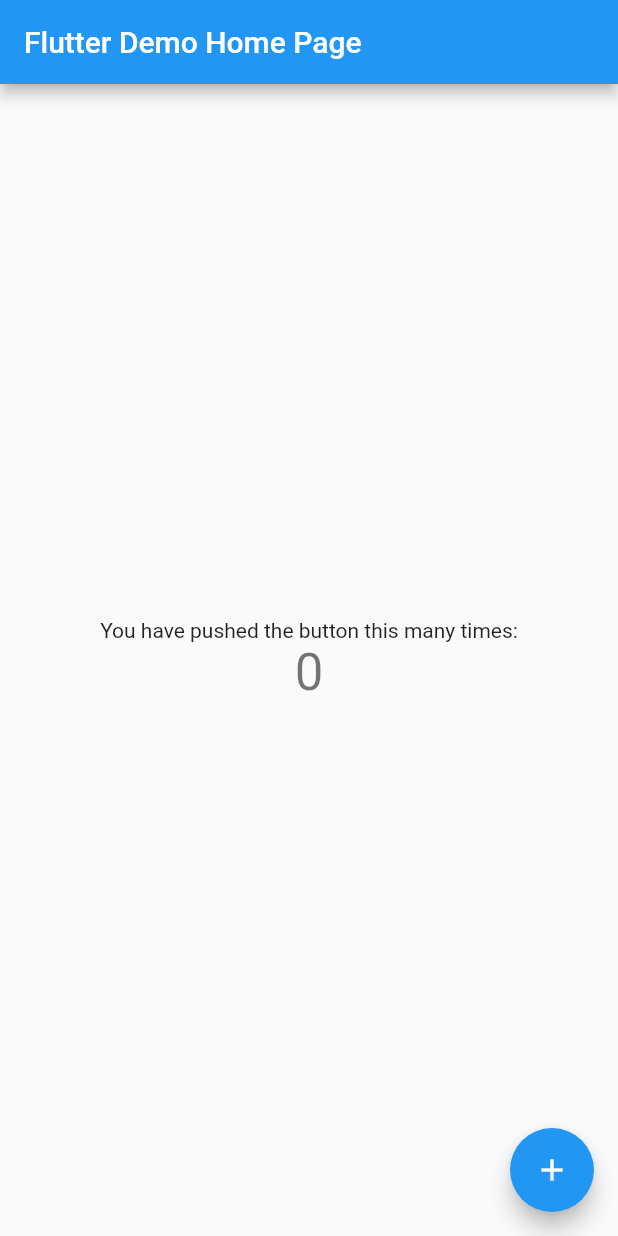
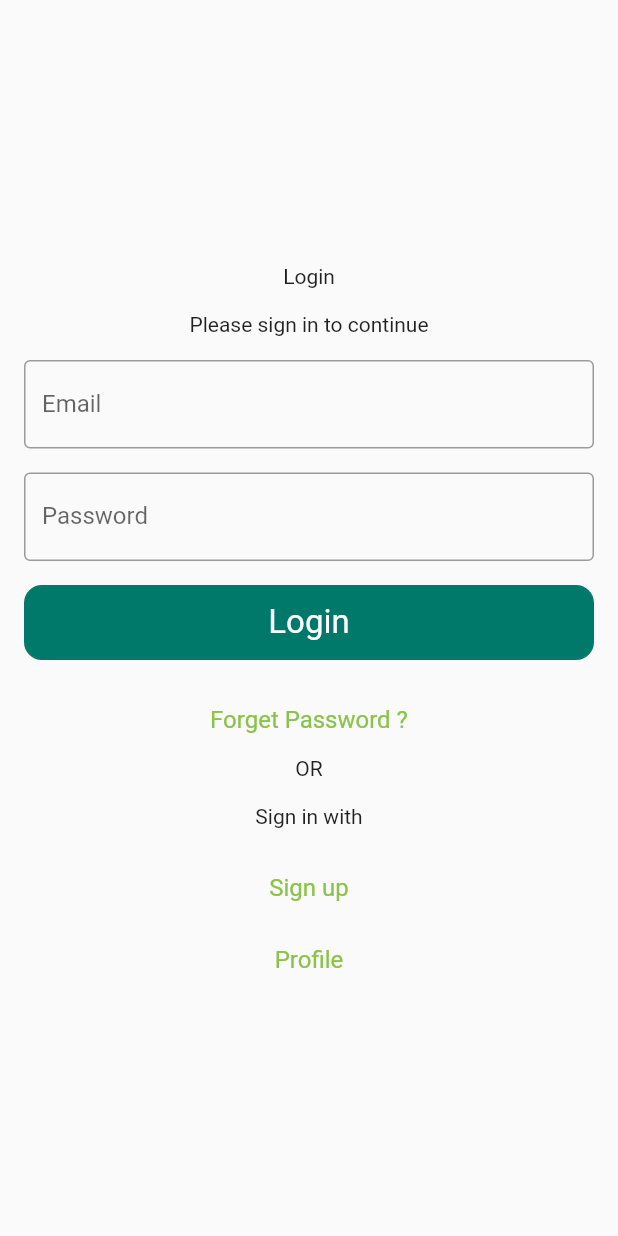
Before and after one commit to ChandraChaan/skedaddle, a Flutter app: the screen it shows after launch, on a phone screen of 412 x 824 dp. Run offline on Flutter 3.47's test engine with Material 2 defaults, Android fonts, the phone set to English and light mode, and no system bars; our stand-ins replace get.

Commit message:
login chages

```diff
--- /dev/null
+++ b/lib/Common/Button.dart
@@ -0,0 +1,31 @@
+import 'package:flutter/material.dart';
+
+class themeButton extends StatelessWidget {
+  final String name;
+  void Function() onClick;
+  themeButton({
+    Key key,
+    this.name, this.onClick,
+  }) : super(key: key);
+  @override
+  Widget build(BuildContext context) {
+    return GestureDetector(
+      onTap: onClick,
+      child: Container(
+        decoration: BoxDecoration(
+            color: Colors.teal[700],
+            border: Border.all(
+              color: Colors.teal[700],
+            ),
+            borderRadius: BorderRadius.all(Radius.circular(12))),
+        height: 57,
+        width: MediaQuery.of(context).size.width,
+        child: Center(
+            child: Text(
+              '${name}',
+              style: TextStyle(fontSize: 22, color: Colors.white),
+            )),
+      ),
+    );
+  }
+}
--- /dev/null
+++ b/lib/Config/app_pages.dart
@@ -0,0 +1,13 @@
+import 'package:get/get_navigation/src/routes/get_route.dart';
+import 'package:skedaddle/Presantation/login.dart';
+import 'package:skedaddle/Presantation/signup.dart';
+
+part 'app_route.dart';
+class AppPages {
+  static const INITIAL = Routes.DEFAULT;
+  static final routes = [
+    GetPage(
+        name: Routes.DEFAULT,
+        page: () => loginPage()),
+  ];
+}
--- /dev/null
+++ b/lib/Config/app_route.dart
@@ -0,0 +1,5 @@
+part of 'app_pages.dart';
+abstract class Routes {
+  static const DEFAULT = '/';
+
+}
--- /dev/null
+++ b/lib/Presantation/login.dart
@@ -0,0 +1,106 @@
+
+import 'package:flutter/material.dart';
+import 'package:skedaddle/Common/Button.dart';
+import 'package:skedaddle/Presantation/profile.dart';
+import 'package:skedaddle/Presantation/signup.dart';
+
+import 'forgetPassword.dart';
+class loginPage extends StatefulWidget {
+  @override
+  _loginPageState createState() => _loginPageState();
+}
+
+class _loginPageState extends State<loginPage> {
+  final remark = TextEditingController();
+  @override
+  Widget build(BuildContext context) {
+    return Scaffold(
+      body:
+      Column(
+        mainAxisAlignment: MainAxisAlignment.center,
+        children: [
+          /*Container(
+          constraints: BoxConstraints.expand(),
+        decoration: BoxDecoration(
+            image: DecorationImage(
+                image: AssetImage("Image/background.png"),
+                fit: BoxFit.cover)),
+        child: TextField(decoration: InputDecoration(fillColor: Colors.amber,filled: true),)
+          ),*/
+          Padding(
+            padding: const EdgeInsets.all(16.0),
+            child: Text("Login",textAlign: TextAlign.left,),
+          ),
+          Text("Please sign in to continue",),
+          Padding(
+            padding: const EdgeInsets.all(16.0),
+            child: TextFormField(
+              decoration: InputDecoration(
+                border: OutlineInputBorder(),
+                labelText: 'Email',
+
+              ),
+            ),
+          ),
+
+          Padding(
+            padding: const EdgeInsets.symmetric(horizontal: 16.0),
+            child: TextFormField(
+              decoration: InputDecoration(
+                border: OutlineInputBorder(),
+                labelText: 'Password',
+
+              ),
+            ),
+          ),
+          Padding(
+            padding: const EdgeInsets.all(16.0),
+            child: Container(
+              height: 50,
+              width: MediaQuery.of(context).size.width ,
+              child: themeButton(
+                name:  'Login',
+                onClick: () {
+
+
+                },
+              ),
+            ),
+          ),
+          TextButton(style: TextButton.styleFrom(
+            textStyle: const TextStyle(fontSize: 16),
+          ),
+              onPressed: (){
+                Navigator.push(
+                  context,
+                  MaterialPageRoute(builder: (context) => forgetPassword()),
+                );
+              }, child: const Text('Forget Password ?')),
+          Text("OR"),
+          Padding(
+            padding: const EdgeInsets.all(16.0),
+            child: Text("Sign in with"),
+
+
+          ),
+          TextButton(style: TextButton.styleFrom(
+            textStyle: const TextStyle(fontSize: 16),
+          ),
+              onPressed: (){Navigator.push(
+                context,
+                MaterialPageRoute(builder: (context) => SignUp()),
+              );}, child: const Text('Sign up'),),
+
+
+          TextButton(style: TextButton.styleFrom(
+            textStyle: const TextStyle(fontSize: 16),
+          ),
+            onPressed: (){Navigator.push(
+              context,
+              MaterialPageRoute(builder: (context) => Profile()),
+            );}, child: const Text('Profile'),),
+        ],
+      ),
+    );
+  }
+}
--- a/lib/main.dart
+++ b/lib/main.dart
@@ -1,4 +1,7 @@
 import 'package:flutter/material.dart';
+import 'package:get/get_navigation/src/root/get_material_app.dart';
+
+import 'Config/app_pages.dart';
 
 void main() {
   runApp(MyApp());
@@ -8,106 +11,13 @@ class MyApp extends StatelessWidget {
   // This widget is the root of your application.
   @override
   Widget build(BuildContext context) {
-    return MaterialApp(
-      title: 'Flutter Demo',
+    return GetMaterialApp(
+      title: 'Skedaddle app',
       theme: ThemeData(
-        // This is the theme of your application.
-        //
-        // Try running your application with "flutter run". You'll see the
-        // application has a blue toolbar. Then, without quitting the app, try
-        // changing the primarySwatch below to Colors.green and then invoke
-        // "hot reload" (press "r" in the console where you ran "flutter run",
-        // or simply save your changes to "hot reload" in a Flutter IDE).
-        // Notice that the counter didn't reset back to zero; the application
-        // is not restarted.
-        primarySwatch: Colors.blue,
+        primarySwatch: Colors.lightGreen,
       ),
-      home: MyHomePage(title: 'Flutter Demo Home Page'),
+      getPages: AppPages.routes,
+      initialRoute: AppPages.INITIAL,
     );
   }
 }
-
-class MyHomePage extends StatefulWidget {
-  MyHomePage({Key? key, required this.title}) : super(key: key);
-
-  // This widget is the home page of your application. It is stateful, meaning
-  // that it has a State object (defined below) that contains fields that affect
-  // how it looks.
-
-  // This class is the configuration for the state. It holds the values (in this
-  // case the title) provided by the parent (in this case the App widget) and
-  // used by the build method of the State. Fields in a Widget subclass are
-  // always marked "final".
-
-  final String title;
-
-  @override
-  _MyHomePageState createState() => _MyHomePageState();
-}
-
-class _MyHomePageState extends State<MyHomePage> {
-  int _counter = 0;
-
-  void _incrementCounter() {
-    setState(() {
-      // This call to setState tells the Flutter framework that something has
-      // changed in this State, which causes it to rerun the build method below
-      // so that the display can reflect the updated values. If we changed
-      // _counter without calling setState(), then the build method would not be
-      // called again, and so nothing would appear to happen.
-      _counter++;
-    });
-  }
-
-  @override
-  Widget build(BuildContext context) {
-    // This method is rerun every time setState is called, for instance as done
-    // by the _incrementCounter method above.
-    //
-    // The Flutter framework has been optimized to make rerunning build methods
-    // fast, so that you can just rebuild anything that needs updating rather
-    // than having to individually change instances of widgets.
-    return Scaffold(
-      appBar: AppBar(
-        // Here we take the value from the MyHomePage object that was created by
-        // the App.build method, and use it to set our appbar title.
-        title: Text(widget.title),
-      ),
-      body: Center(
-        // Center is a layout widget. It takes a single child and positions it
-        // in the middle of the parent.
-        child: Column(
-          // Column is also a layout widget. It takes a list of children and
-          // arranges them vertically. By default, it sizes itself to fit its
-          // children horizontally, and tries to be as tall as its parent.
-          //
-          // Invoke "debug painting" (press "p" in the console, choose the
-          // "Toggle Debug Paint" action from the Flutter Inspector in Android
-          // Studio, or the "Toggle Debug Paint" command in Visual Studio Code)
-          // to see the wireframe for each widget.
-          //
-          // Column has various properties to control how it sizes itself and
-          // how it positions its children. Here we use mainAxisAlignment to
-          // center the children vertically; the main axis here is the vertical
-          // axis because Columns are vertical (the cross axis would be
-          // horizontal).
-          mainAxisAlignment: MainAxisAlignment.center,
-          children: <Widget>[
-            Text(
-              'You have pushed the button this many times:',
-            ),
-            Text(
-              '$_counter',
-              style: Theme.of(context).textTheme.headline4,
-            ),
-          ],
-        ),
-      ),
-      floatingActionButton: FloatingActionButton(
-        onPressed: _incrementCounter,
-        tooltip: 'Increment',
-        child: Icon(Icons.add),
-      ), // This trailing comma makes auto-formatting nicer for build methods.
-    );
-  }
-}
--- a/pubspec.yaml
+++ b/pubspec.yaml
@@ -18,7 +18,7 @@ publish_to: 'none' # Remove this line if you wish to publish to pub.dev
 version: 1.0.0+1
 
 environment:
-  sdk: ">=2.12.0 <3.0.0"
+  sdk: ">=2.11.0 <3.0.0"
 
 dependencies:
   flutter:
@@ -28,6 +28,7 @@ dependencies:
   # The following adds the Cupertino Icons font to your application.
   # Use with the CupertinoIcons class for iOS style icons.
   cupertino_icons: ^1.0.2
+  get: ^4.1.4
 
 dev_dependencies:
   flutter_test:
```
Also changed, not shown: lib/Common/textField.dart (added, +56 -0 lines), lib/Common/themeBody.dart (added, +60 -0 lines), lib/Presantation/forgetPassword.dart (added, +53 -0 lines), lib/Presantation/profile.dart (added, +103 -0 lines), lib/Presantation/signup.dart (added, +91 -0 lines), assets/logo.svg (added), pubspec.lock.
